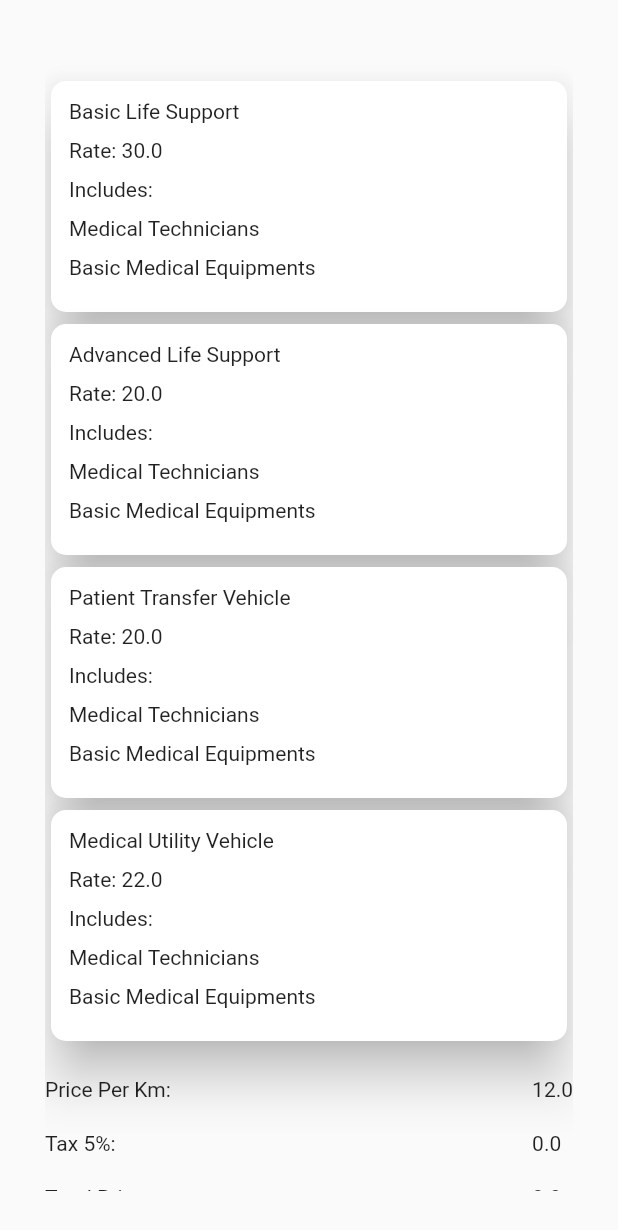
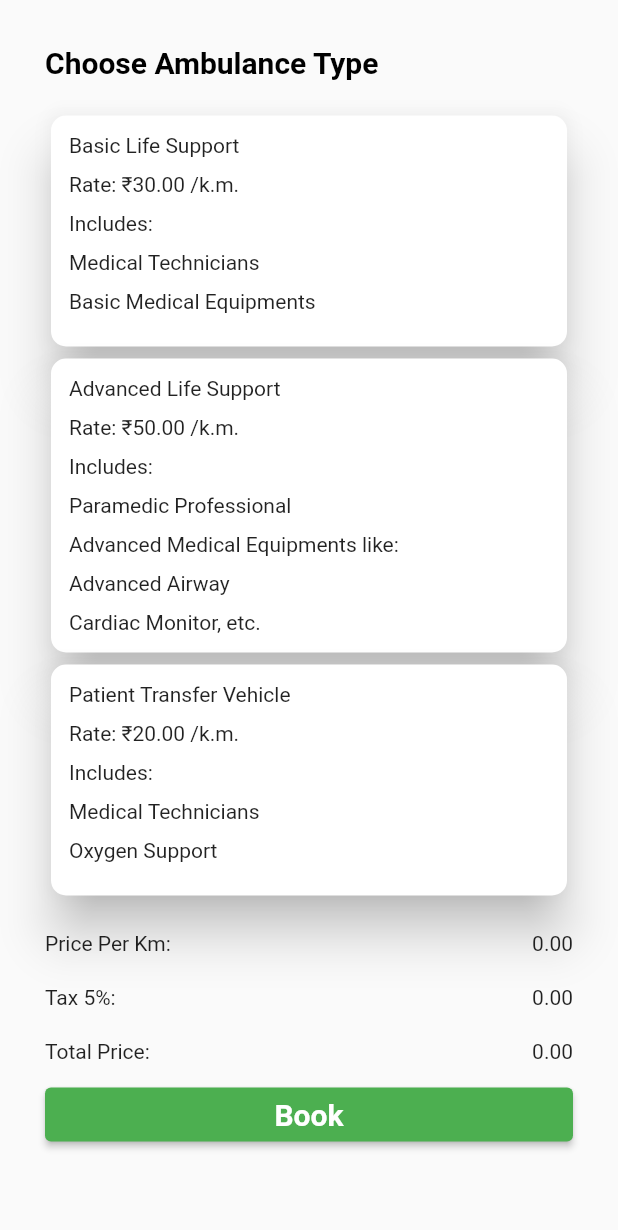
Before and after one commit to Dewanshh/rapidems, a Flutter app: the ambibook screen opened directly with empty values, on a phone screen of 412 x 824 dp. Shown: the top 1230 px of the screen. Run offline on Flutter 3.47's test engine with Material 2 defaults, Android fonts, the phone set to English and light mode, and no system bars; our stand-ins replace animated_text_kit, cloud_firestore, dio, firebase_auth, firebase_core, flutter_svg and 4 more; missing offline and left inert: flutter_google_places, flutter_phone_direct_caller, flutter_polyline_points, holding_gesture; accounts and stored records are empty; network calls fail.

Commit message:
New Update:

```diff
--- a/lib/Components/vacdata.dart
+++ b/lib/Components/vacdata.dart
@@ -71,8 +71,4 @@ List<ambu> amdata = [
     name: "Patient Transfer Vehicle",
     charge: 20,
   ),
-  ambu(
-    name: "Medical Utility Vehicle",
-    charge: 22,
-  )
 ];
--- a/lib/LoinPage.dart
+++ b/lib/LoinPage.dart
@@ -19,6 +19,7 @@ class _LoginPageState extends State<LoginPage>
   final _auth = FirebaseAuth.instance;
   String email = ' ';
   String pswd = '';
+  String name = '';
   AnimationController? controller;
   Animation? animation;
   bool showspinner = false;
@@ -40,6 +41,26 @@ class _LoginPageState extends State<LoginPage>
       },
       decoration: InputDecoration(
         hintText: 'Enter Email',
+        contentPadding: EdgeInsets.all(10),
+        border: OutlineInputBorder(
+          borderRadius: BorderRadius.all(Radius.circular(32)),
+        ),
+        enabledBorder: OutlineInputBorder(
+          borderRadius: BorderRadius.all(Radius.circular(32.0)),
+          borderSide: BorderSide(color: Colors.blueAccent, width: 1.0),
+        ),
+        focusedBorder: OutlineInputBorder(
+            borderRadius: BorderRadius.all(Radius.circular(32.0)),
+            borderSide: BorderSide(color: Colors.blueAccent, width: 2.0)),
+      ),
+    );
+    final namee = TextField(
+      keyboardType: TextInputType.name,
+      onChanged: (value) {
+        name = value;
+      },
+      decoration: InputDecoration(
+        hintText: 'Enter Name',
         contentPadding: EdgeInsets.all(10),
         border: OutlineInputBorder(
           borderRadius: BorderRadius.all(Radius.circular(32)),
--- a/lib/ambibook.dart
+++ b/lib/ambibook.dart
@@ -13,6 +13,7 @@ class ambibook extends StatefulWidget {
 }
 
 var price = 12.0;
+var p1 = 0.0;
 var p2 = 0.0;
 var p3 = 0.0;
 var index = 0;
@@ -36,13 +37,23 @@ class _ambibookState extends State<ambibook> {
           return SingleChildScrollView(
             scrollDirection: Axis.vertical,
             child: Column(
+              crossAxisAlignment: CrossAxisAlignment.start,
               children: [
+                Text(
+                  "Choose Ambulance Type ",
+                  style: TextStyle(
+                      fontSize: 20,
+                      fontWeight: FontWeight.bold,
+                      color: Colors.black),
+                ),
                 SizedBox(height: 20),
                 InkWell(
                   onTap: () {
                     setState(() {
                       index = 0;
                       price = amdata[0].charge as double;
+                      p1 = price * (widget.km);
+
                       p2 = (price * (widget.km) * (5 / 100)) as double;
                       p3 = ((price * (widget.km) * (5 / 100)) +
                           (price * (widget.km))) as double;
@@ -71,7 +82,9 @@ class _ambibookState extends State<ambibook> {
                                     MainAxisAlignment.spaceEvenly,
                                 children: [
                                   Text("Rate: "),
-                                  Text(amdata[0].charge.toString()),
+                                  Text("₹" +
+                                      amdata[0].charge.toStringAsFixed(2) +
+                                      " /k.m."),
                                 ],
                               ),
                               SizedBox(
@@ -101,6 +114,7 @@ class _ambibookState extends State<ambibook> {
                     setState(() {
                       index = 1;
                       price = amdata[1].charge as double;
+                      p1 = price * (widget.km);
                       p2 = (price * (widget.km) * (5 / 100)) as double;
                       p3 = ((price * (widget.km) * (5 / 100)) +
                           (price * (widget.km))) as double;
@@ -129,7 +143,9 @@ class _ambibookState extends State<ambibook> {
                                     MainAxisAlignment.spaceEvenly,
                                 children: [
                                   Text("Rate: "),
-                                  Text(amdata[2].charge.toString()),
+                                  Text("₹" +
+                                      amdata[1].charge.toStringAsFixed(2) +
+                                      " /k.m.")
                                 ],
                               ),
                               SizedBox(
@@ -139,14 +155,19 @@ class _ambibookState extends State<ambibook> {
                               SizedBox(
                                 height: 10,
                               ),
-                              Text("Medical Technicians"),
+                              Text("Paramedic Professional"),
                               SizedBox(
                                 height: 10,
                               ),
-                              Text("Basic Medical Equipments"),
+                              Text("Advanced Medical Equipments like: "),
                               SizedBox(
                                 height: 10,
                               ),
+                              Text("Advanced Airway"),
+                              SizedBox(
+                                height: 10,
+                              ),
+                              Text("Cardiac Monitor, etc."),
                             ],
                           ),
                         ],
@@ -158,7 +179,9 @@ class _ambibookState extends State<ambibook> {
                   onTap: () {
                     setState(() {
                       index = 2;
+
                       price = amdata[2].charge as double;
+                      p1 = price * (widget.km);
                       p2 = (price * (widget.km) * (5 / 100)) as double;
                       p3 = ((price * (widget.km) * (5 / 100)) +
                           (price * (widget.km))) as double;
@@ -187,7 +210,9 @@ class _ambibookState extends State<ambibook> {
                                     MainAxisAlignment.spaceEvenly,
                                 children: [
                                   Text("Rate: "),
-                                  Text(amdata[2].charge.toString()),
+                                  Text("₹" +
+                                      amdata[2].charge.toStringAsFixed(2) +
+                                      " /k.m.")
                                 ],
                               ),
                               SizedBox(
@@ -201,65 +226,7 @@ class _ambibookState extends State<ambibook> {
                               SizedBox(
                                 height: 10,
                               ),
-                              Text("Basic Medical Equipments"),
-                              SizedBox(
-                                height: 10,
-                              ),
-                            ],
-                          ),
-                        ],
-                      ),
-                    ),
-                  ),
-                ),
-                InkWell(
-                  onTap: () {
-                    setState(() {
-                      index = 3;
-                      price = amdata[3].charge as double;
-                      p2 = (price * (widget.km) * (5 / 100)) as double;
-                      p3 = ((price * (widget.km) * (5 / 100)) +
-                          (price * (widget.km))) as double;
-                    });
-                    print("+++++++++++++++++++++++++++++++++++++++++$p2");
-                  },
-                  child: Card(
-                    shape: RoundedRectangleBorder(
-                        borderRadius: BorderRadius.circular(10)),
-                    elevation: 3 != 0 ? 14 : 10,
-                    color: Colors.white,
-                    child: Padding(
-                      padding: const EdgeInsets.all(12.0),
-                      child: Row(
-                        mainAxisAlignment: MainAxisAlignment.spaceBetween,
-                        children: [
-                          Column(
-                            crossAxisAlignment: CrossAxisAlignment.start,
-                            children: [
-                              Text(amdata[3].name.toString()),
-                              SizedBox(
-                                height: 10,
-                              ),
-                              Row(
-                                mainAxisAlignment:
-                                    MainAxisAlignment.spaceEvenly,
-                                children: [
-                                  Text("Rate: "),
-                                  Text(amdata[3].charge.toString()),
-                                ],
-                              ),
-                              SizedBox(
-                                height: 10,
-                              ),
-                              Text("Includes: "),
-                              SizedBox(
-                                height: 10,
-                              ),
-                              Text("Medical Technicians"),
-                              SizedBox(
-                                height: 10,
-                              ),
-                              Text("Basic Medical Equipments"),
+                              Text("Oxygen Support"),
                               SizedBox(
                                 height: 10,
                               ),
@@ -291,13 +258,13 @@ class _ambibookState extends State<ambibook> {
                     Column(
                       crossAxisAlignment: CrossAxisAlignment.start,
                       children: [
-                        Text(price.toString()),
+                        Text(p1.toStringAsFixed(2)),
                         SizedBox(
                           height: 20,
                         ),
-                        Text(p2.toString()),
+                        Text(p2.toStringAsFixed(2)),
                         SizedBox(height: 20),
-                        Text(p3.toString()),
+                        Text(p3.toStringAsFixed(2)),
                       ],
                     )
                   ],
--- a/lib/finall.dart
+++ b/lib/finall.dart
@@ -35,7 +35,7 @@ class _flState extends State<fl> {
               height: 100,
             ),
             Text(
-              "Hold Back! We are on the way.",
+              "Hold Back! Ambulance on your way",
               style: TextStyle(fontSize: 24, fontWeight: FontWeight.bold),
             ),
             SizedBox(
```
